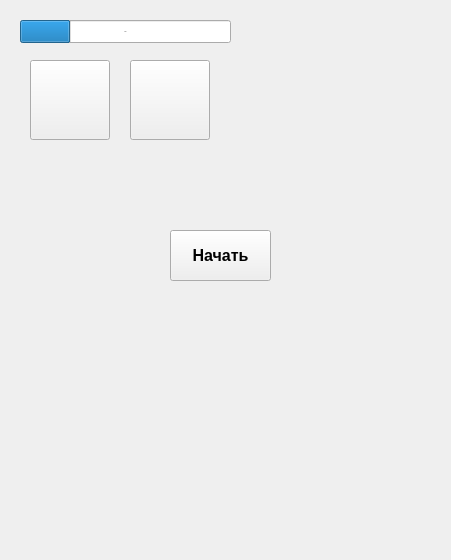
First picture: the form in Game.ui, repository YToplennik/Project_game, before the edit.
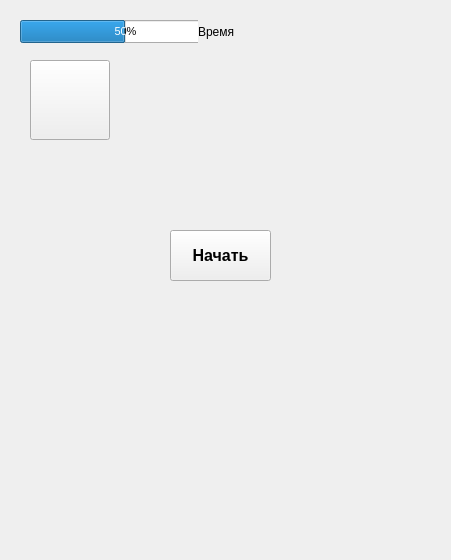
Second picture: the form after the edit.

What changed in the file:
```diff
--- a/Game.ui
+++ b/Game.ui
@@ -63,7 +63,10 @@
     <bool>false</bool>
    </property>
   </widget>
-  <widget class="QProgressBar" name="Time">
+  <widget class="QProgressBar" name="timeBar">
+   <property name="enabled">
+    <bool>true</bool>
+   </property>
    <property name="geometry">
     <rect>
      <x>20</x>
@@ -74,38 +77,27 @@
    </property>
    <property name="font">
     <font>
-     <pointsize>1</pointsize>
+     <pointsize>8</pointsize>
     </font>
    </property>
    <property name="value">
-    <number>24</number>
+    <number>50</number>
    </property>
   </widget>
-  <widget class="QPushButton" name="gameButton00_2">
+  <widget class="QLabel" name="timeText">
    <property name="geometry">
     <rect>
-     <x>130</x>
-     <y>60</y>
-     <width>80</width>
-     <height>80</height>
+     <x>198</x>
+     <y>20</y>
+     <width>51</width>
+     <height>23</height>
     </rect>
    </property>
-   <property name="font">
-    <font>
-     <family>MS Shell Dlg 2</family>
-     <weight>50</weight>
-     <bold>false</bold>
-     <stylestrategy>NoAntialias</stylestrategy>
-    </font>
-   </property>
-   <property name="cursor">
-    <cursorShape>PointingHandCursor</cursorShape>
+   <property name="autoFillBackground">
+    <bool>true</bool>
    </property>
    <property name="text">
-    <string/>
-   </property>
-   <property name="checkable">
-    <bool>false</bool>
+    <string>Время</string>
    </property>
   </widget>
  </widget>
```
